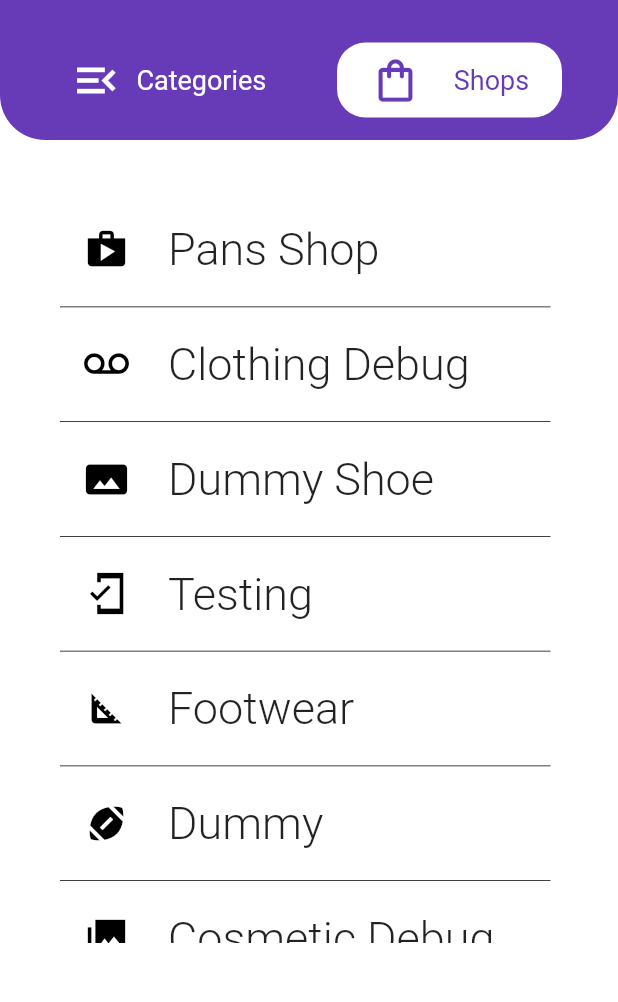
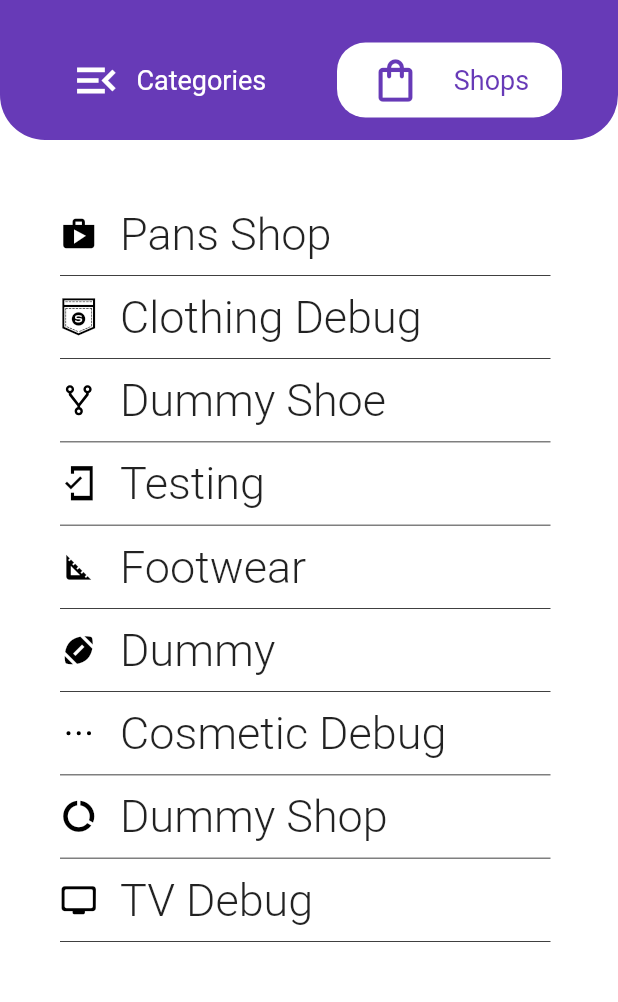
Before and after one commit to shreyashganvir77/ecommerce_platform_crio_do_flutter, a Flutter app: the Discover screen opened directly, after a tap on "Shops", on a phone screen of 412 x 824 dp, the part 64-1066 px from its top. Run offline on Flutter 3.47's test engine with Material 2 defaults, Android fonts, the phone set to English and light mode, and no system bars; our stand-ins replace carousel_pro, curved_navigation_bar, flutter_icons, flutter_speed_dial, google_fonts.

Commit message:
Completing UIs

```diff
--- a/lib/ui/discover.dart
+++ b/lib/ui/discover.dart
@@ -1,6 +1,7 @@
 import 'package:ecommerce_platform_crio_do/ui/drawer.dart';
 import 'package:flutter/cupertino.dart';
 import 'package:flutter/material.dart';
+import 'package:flutter_icons/flutter_icons.dart';
 
 List<Widget> categoriesList = [
   Text('Grocery and Essentials',
@@ -41,77 +42,122 @@ List<Widget> categoriesList = [
     ),),
 ];
 List<Widget> shops = [
-  ListTile(
-    leading: Icon(Icons.shop, size: 30.0, color: Colors.black,),
-    title: Text('Pans Shop',
+  Row(
+    children: [
+      Icon(Icons.shop, size: 25.0, color: Colors.black,),
+      SizedBox(
+        width: 15.0,
+      ),
+      Text('Pans Shop',
         style: TextStyle(
           fontSize: 30.0,
           fontWeight: FontWeight.w300,
         ),),
+    ],
   ),
-  ListTile(
-    leading: Icon(Icons.voicemail_outlined, size: 30.0, color: Colors.black,),
-    title: Text('Clothing Debug',
+  Row(
+    children: [
+      Icon(FontAwesome.shirtsinbulk, size: 25.0, color: Colors.black,),
+      SizedBox(
+        width: 15.0,
+      ),
+      Text('Clothing Debug',
         style: TextStyle(
           fontSize: 30.0,
           fontWeight: FontWeight.w300,
         ),),
+    ],
   ),
-  ListTile(
-    leading: Icon(Icons.panorama, size: 30.0, color: Colors.black,),
-    title: Text('Dummy Shoe',
+  Row(
+    children: [
+      Icon(AntDesign.fork, size: 25.0, color: Colors.black,),
+      SizedBox(
+        width: 15.0,
+      ),
+      Text('Dummy Shoe',
         style: TextStyle(
           fontSize: 30.0,
           fontWeight: FontWeight.w300,
         ),),
+    ],
   ),
-  ListTile(
-    leading: Icon(Icons.mobile_friendly_sharp, size: 30.0, color: Colors.black,),
-    title: Text('Testing',
+  Row(
+    children: [
+      Icon(Icons.mobile_friendly_sharp, size: 25.0, color: Colors.black,),
+      SizedBox(
+        width: 15.0,
+      ),
+      Text('Testing',
         style: TextStyle(
           fontSize: 30.0,
           fontWeight: FontWeight.w300,
         ),),
+    ],
   ),
-  ListTile(
-    leading: Icon(Icons.square_foot, size: 30.0, color: Colors.black,),
-    title: Text('Footwear',
+  Row(
+    children: [
+      Icon(Icons.square_foot, size: 25.0, color: Colors.black,),
+      SizedBox(
+        width: 15.0,
+      ),
+      Text('Footwear',
         style: TextStyle(
           fontSize: 30.0,
           fontWeight: FontWeight.w300,
         ),),
+    ],
   ),
-  ListTile(
-    leading: Icon(Icons.sports_football, size: 30.0, color: Colors.black,),
-    title: Text('Dummy',
+  Row(
+    children: [
+      Icon(Icons.sports_football, size: 25.0, color: Colors.black,),
+      SizedBox(
+        width: 15.0,
+      ),
+      Text('Dummy',
         style: TextStyle(
           fontSize: 30.0,
           fontWeight: FontWeight.w300,
         ),),
+    ],
   ),
-  ListTile(
-    leading: Icon(Icons.collections_sharp, size: 30.0, color: Colors.black,),
-    title: Text('Cosmetic Debug',
+  Row(
+    children: [
+      Icon(AntDesign.ellipsis1, size: 25.0, color: Colors.black,),
+      SizedBox(
+        width: 15.0,
+      ),
+      Text('Cosmetic Debug',
         style: TextStyle(
           fontSize: 30.0,
           fontWeight: FontWeight.w300,
         ),),
+    ],
   ),
-  ListTile(
-    leading: Icon(Icons.data_usage_sharp, size: 30.0, color: Colors.black,),
-    title: Text('Dummy Dhop',
+  Row(
+    children: [
+      Icon(Icons.data_usage_sharp, size: 25.0, color: Colors.black,),
+      SizedBox(
+        width: 15.0,
+      ),
+      Text('Dummy Shop',
         style: TextStyle(
           fontSize: 30.0,
           fontWeight: FontWeight.w300,
         ),),
+    ],
   ),
-  ListTile(
-    leading: Icon(Icons.tv_rounded, size: 30.0, color: Colors.black,),
-    title: Text('TV Debug',
+  Row(
+    children: [
+      Icon(Icons.tv_rounded, size: 25.0, color: Colors.black,),
+      SizedBox(
+        width: 15.0,
+      ),
+      Text('TV Debug',
         style: TextStyle(
           fontSize: 30.0,
           fontWeight: FontWeight.w300,
         ),),
+    ],
   ),
 ];
 
@@ -257,10 +303,10 @@ class _DiscoverState extends State<Discover> {
             Padding(
               padding: const EdgeInsets.only(top:35.0, left: 40.0, right: 45.0),
               child: Container(
-                height: 500.0,
+                height: 535.0,
                 alignment: Alignment.center,
                 child: ListView.builder(
-                  itemCount: categoriesList.length,
+                  itemCount: _display.length,
                   itemBuilder: (context, index){
                     return Container(
                       decoration: BoxDecoration(
--- /dev/null
+++ b/lib/ui/mainpage.dart
@@ -0,0 +1,47 @@
+import 'package:flutter/material.dart';
+import 'package:curved_navigation_bar/curved_navigation_bar.dart';
+import 'homepage.dart';
+import 'discover.dart';
+import 'orders.dart';
+import 'myCart.dart';
+
+class MainPage extends StatefulWidget {
+  @override
+  _MainPageState createState() => _MainPageState();
+}
+
+class _MainPageState extends State<MainPage> {
+  int _page = 0;
+  List<Widget> screenPages = [HomePage(), Discover(), Orders(), Cart()];
+
+  @override
+  Widget build(BuildContext context) {
+    return MaterialApp(
+        home: Scaffold(
+          body: screenPages[_page],
+          bottomNavigationBar: CurvedNavigationBar(
+            color: Colors.blue[800],
+            buttonBackgroundColor: Colors.blue[800],
+            animationDuration: Duration(
+              milliseconds: 300,
+            ),
+            height: 55.0,
+            index: 0,
+            backgroundColor: Colors.white,
+            onTap: (index) {
+              setState(() {
+                _page = index;
+              });
+            },
+            letIndexChange: (index) => true,
+            items: [
+              Icon(Icons.home_filled, color: Colors.white,),
+              Icon(Icons.favorite, color: Colors.white,),
+              Icon(Icons.shopping_cart_rounded, color: Colors.white,),
+              Icon(Icons.share_rounded, color: Colors.white,),
+            ],
+          ),
+        )
+    );
+  }
+}
--- a/pubspec.yaml
+++ b/pubspec.yaml
@@ -102,6 +102,8 @@ flutter:
     - images/earrings.jpg
     - images/dress3.jpg
     - images/finallogo.jpg
+    - images/google.png
+    - images/poster.jpg
   # An image asset can refer to one or more resolution-specific "variants", see
   # https://flutter.dev/assets-and-images/#resolution-aware.
 
```
Also changed, not shown: lib/main.dart (+10 -32 lines), lib/ui/homepage.dart (+11 -2 lines), lib/ui/login.dart (+7 -1 lines), lib/ui/sign_in.dart (added, +137 -0 lines), lib/ui/sign_up.dart (added, +162 -0 lines), images/google.png (added), images/poster.jpg (added). Lines whose indentation alone changed are shown as unchanged.
